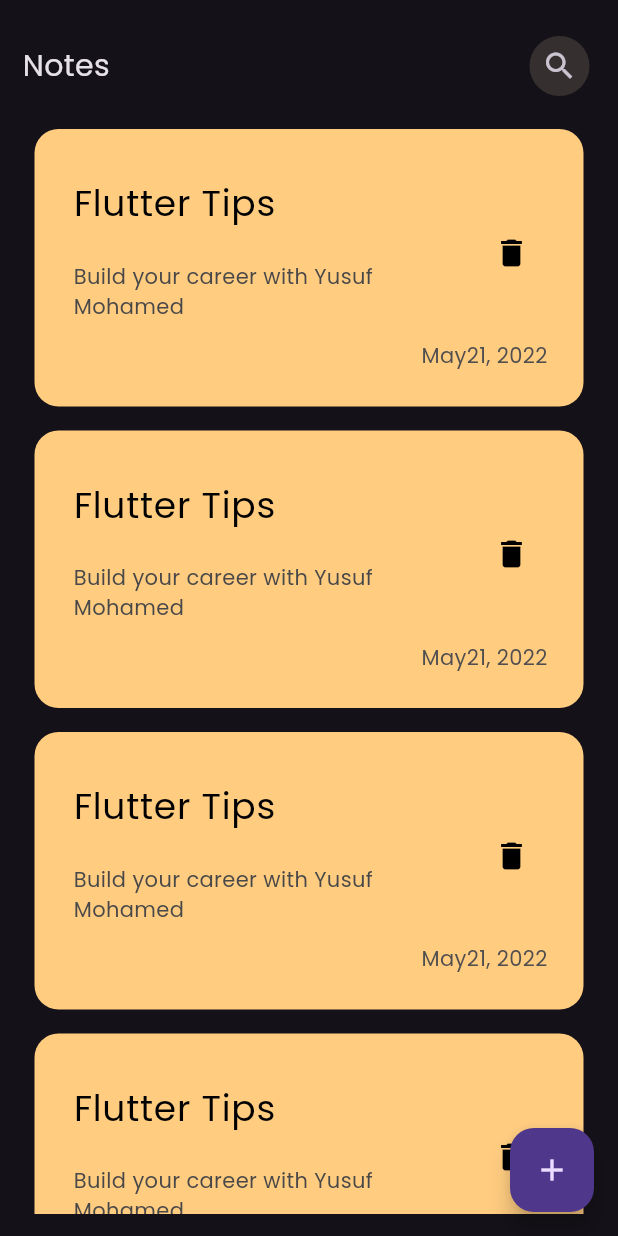
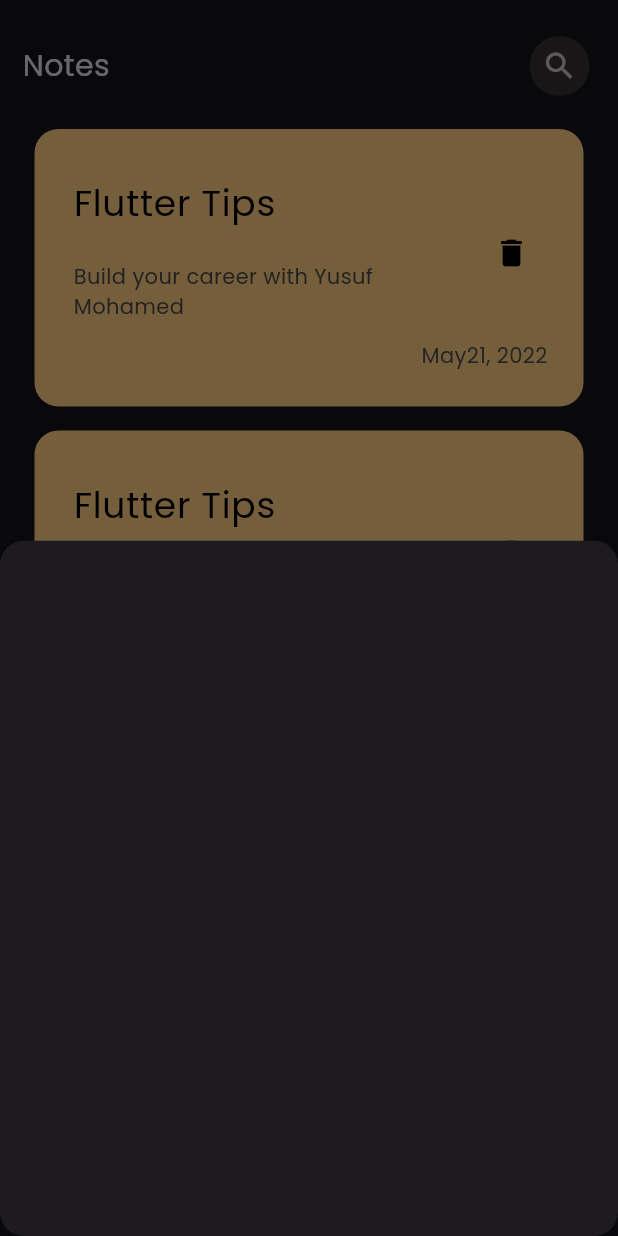
Before and after one commit to yusuf-4444/Note_App, a Flutter app: the screen it shows after launch, after a tap on the "add" icon, on a phone screen of 412 x 824 dp. Run offline on Flutter 3.47's test engine with Material 3 defaults, Android fonts, the phone set to English and light mode, and no system bars.

Commit message:
create show modal bottom sheet

```diff
--- a/lib/views/home_page_view.dart
+++ b/lib/views/home_page_view.dart
@@ -1,4 +1,5 @@
 import 'package:flutter/material.dart';
+import 'package:note_app/widgets/note_bottom_sheet_widget.dart';
 import 'package:note_app/widgets/notes_body_widget.dart';
 
 class HomeView extends StatelessWidget {
@@ -8,7 +9,17 @@ class HomeView extends StatelessWidget {
   Widget build(BuildContext context) {
     return Scaffold(
       floatingActionButton: FloatingActionButton(
-        onPressed: () {},
+        onPressed: () {
+          showModalBottomSheet(
+            shape: RoundedRectangleBorder(
+              borderRadius: BorderRadiusGeometry.circular(16),
+            ),
+            context: context,
+            builder: (context) {
+              return AddNoteBottomSheet();
+            },
+          );
+        },
         child: Icon(Icons.add),
       ),
       body: NotesViewBody(),
--- /dev/null
+++ b/lib/widgets/note_bottom_sheet_widget.dart
@@ -0,0 +1,10 @@
+import 'package:flutter/material.dart';
+
+class AddNoteBottomSheet extends StatelessWidget {
+  const AddNoteBottomSheet({super.key});
+
+  @override
+  Widget build(BuildContext context) {
+    return Container();
+  }
+}
```
